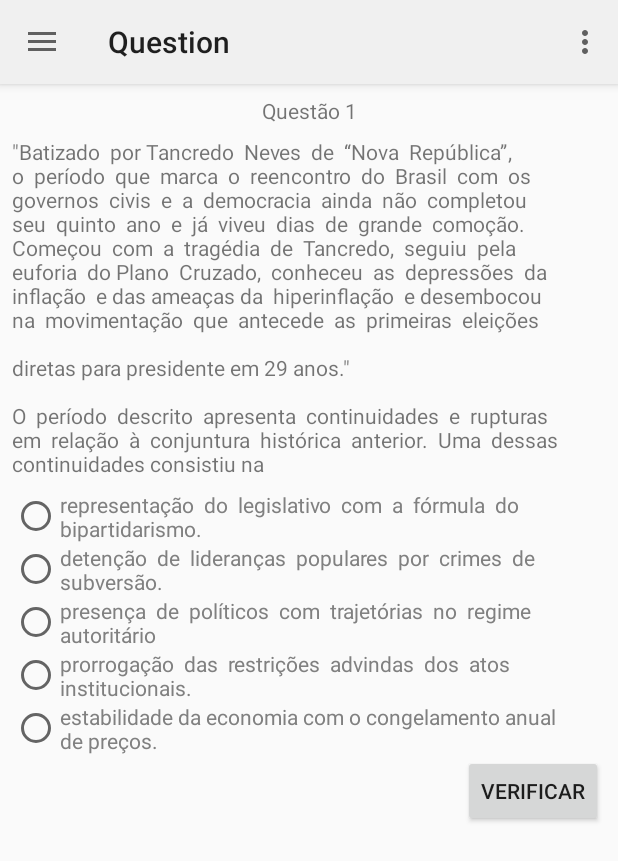
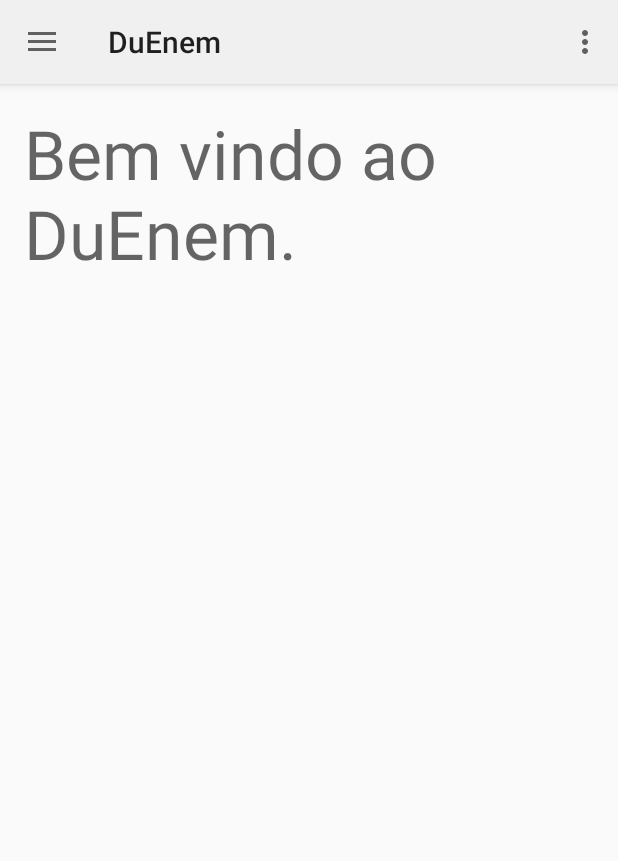
Before and after one commit to leandrovianna/DuEnem, an Android app: the screen it shows after launch once a user with an empty profile is signed in (QuestionActivity before the commit, HomeActivity after it), on a phone screen of 412 x 824 dp. Shown: the top 861 px of the screen. Run offline under Robolectric (Android 15) with nearby library versions, the phone set to English and light mode, and no system bars; our stand-ins replace Firebase (no records; nobody signed in at launch, a user with empty details on screens opened directly), Picasso.

```diff
--- a/app/src/main/java/com/alpha2/duenem/HomeActivity.java
+++ b/app/src/main/java/com/alpha2/duenem/HomeActivity.java
@@ -9,20 +9,15 @@ import android.widget.ArrayAdapter;
 import android.widget.ListView;
 import android.widget.Toast;
 
-import com.alpha2.duenem.model.Lesson;
-import com.alpha2.duenem.model.Material;
-import com.alpha2.duenem.model.Question;
+import com.alpha2.duenem.db.DBHelper;
 import com.alpha2.duenem.model.Topic;
-import com.alpha2.duenem.signin.SignInActivity;
 import com.alpha2.duenem.view_pager_cards.LessonActivity;
 import com.google.firebase.database.DataSnapshot;
 import com.google.firebase.database.DatabaseError;
-import com.google.firebase.database.DatabaseReference;
-import com.google.firebase.database.FirebaseDatabase;
+import com.google.firebase.database.Query;
 import com.google.firebase.database.ValueEventListener;
 
 import java.util.ArrayList;
-import java.util.List;
 
 public class HomeActivity extends BaseActivity {
 
@@ -30,16 +25,15 @@ public class HomeActivity extends BaseActivity {
     private ArrayAdapter<Topic> mAdapter;
 
     private ValueEventListener mTopicRefListener;
-    private DatabaseReference mTopicRef;
+    private Query mTopicRef;
 
     @Override
     protected void onCreate(Bundle savedInstanceState) {
         super.onCreate(savedInstanceState);
         setContentLayout(R.layout.content_home);
 
-        List<Topic> topics = new ArrayList<>();
         mAdapter = new ArrayAdapter<>(this,
-                android.R.layout.simple_list_item_1, topics);
+                android.R.layout.simple_list_item_1, new ArrayList<Topic>());
 
         ListView listView = (ListView) findViewById(R.id.listViewTopics);
         listView.setAdapter(mAdapter);
@@ -53,72 +47,20 @@ public class HomeActivity extends BaseActivity {
             }
         });
 
-        mTopicRef = FirebaseDatabase.getInstance().getReference()
-                .child("topic");
-
-        // ---- Test Activity ------
-
-        Intent intent = new Intent(HomeActivity.this, QuestionActivity.class);
-        Lesson lesson = new Lesson("Titulo", "Descricao");
-        List<String> alternatives = new ArrayList<>();
-
-        alternatives.add("representação  do  legislativo  com  a  fórmula  do \n" +
-                "bipartidarismo.");
-        alternatives.add("detenção  de  lideranças  populares  por  crimes  de \n" +
-                "subversão.");
-        alternatives.add("presença  de  políticos  com  trajetórias  no  regime \n" +
-                "autoritário");
-        alternatives.add("prorrogação  das  restrições  advindas  dos  atos \n" +
-                "institucionais.");
-        alternatives.add("estabilidade da economia com o congelamento anual \n" +
-                "de preços.");
-
-        lesson.addMaterial(new Question("Titulo", "\"Batizado  por Tancredo  Neves  de  “Nova  República”, \n" +
-                "o  período  que  marca  o  reencontro  do  Brasil  com  os \n" +
-                "governos  civis  e  a  democracia  ainda  não  completou \n" +
-                "seu  quinto  ano  e  já  viveu  dias  de  grande  comoção. \n" +
-                "Começou  com  a  tragédia  de  Tancredo,  seguiu  pela \n" +
-                "euforia  do Plano  Cruzado,  conheceu  as  depressões  da \n" +
-                "inflação  e das ameaças da  hiperinflação  e desembocou \n" +
-                "na  movimentação  que  antecede  as  primeiras  eleições \n" +
-                "\n" +
-                "diretas para presidente em 29 anos.\" \n\nO  período  descrito  apresenta  continuidades  e  rupturas \n" +
-                "em  relação  à  conjuntura  histórica  anterior.  Uma  dessas \n" +
-                "continuidades consistiu na", alternatives, 0));
-
-        alternatives.add("Frente pioneira.");
-        alternatives.add("Zona de transição");
-        alternatives.add("Região polarizada.");
-        alternatives.add("Área de conurbação.");
-        alternatives.add("Periferia metropolitana.");
-
-        lesson.addMaterial(new Question("Titulo", "\"O  Rio  de  Janeiro  tem  projeção  imediata  no  próprio \n" +
-                "estado e no Espírito Santo,  em parcela do sul do estado \n" +
-                "da  Bahia,  e  na  Zona  da  Mata,  em  Minas  Gerais,  onde \n" +
-                "tem  influência  dividida  com  Belo  Horizonte.  Compõem \n" +
-                "a  rede  urbana  do  Rio  de  Janeiro,  entre  outras  cidades: \n" +
-                "Vitória,  Juiz de  Fora,  Cachoeiro de  Itapemirim,  Campos \n" +
-                "dos Goytacazes, Volta  Redonda - Barra Mansa, Teixeira \n" +
-                "de Freitas, Angra dos Reis e Teresópolis.\"\n" +
-                "\n" +
-                "O  conceito  que  expressa  a  relação  entre  o  espaço \n" +
-                "apresentado e a cidade do Rio de Janeiro é:", alternatives, 0));
-        lesson.addMaterial(new Question("Titulo", "jfdkajfkljdf\ndjklsafjakjsfjaldfj\nldkajfjl k jl kjdsl jfdj\n\n", alternatives, 2));
-        lesson.addMaterial(new Question("Titulo", "jfdkajfkljdf\ndjklsafjakjsfjaldfj\nldkajfjl k jl kjdsl jfdj\n\n", alternatives, 3));
-        lesson.addMaterial(new Question("Titulo", "jfdkajfkljdf\ndjklsafjakjsfjaldfj\nldkajfjl k jl kjdsl jfdj\n\n", alternatives, 4));
-        intent.putExtra("LESSON", lesson);
-
-        startActivity(intent);
-    }
-
-    @Override
-    protected void onStart() {
-        super.onStart();
+        mTopicRef = DBHelper.getTopicsFromDiscipline("4");
 
         mTopicRefListener = new ValueEventListener() {
             @Override
             public void onDataChange(DataSnapshot dataSnapshot) {
-                setListData(dataSnapshot.getChildren());
+                mAdapter.clear();
+                for (DataSnapshot topicSnap : dataSnapshot.getChildren()) {
+                    Topic topic = topicSnap.getValue(Topic.class);
+
+                    if (topic != null) {
+                        topic.setUid(topicSnap.getKey());
+                        mAdapter.add(topic);
+                    }
+                }
             }
 
             @Override
@@ -131,7 +73,11 @@ public class HomeActivity extends BaseActivity {
             }
 
         };
+    }
 
+    @Override
+    protected void onStart() {
+        super.onStart();
         mTopicRef.addValueEventListener(mTopicRefListener);
     }
 
@@ -141,23 +87,6 @@ public class HomeActivity extends BaseActivity {
         mTopicRef.removeEventListener(mTopicRefListener);
     }
 
-    private void setListData(Iterable<DataSnapshot> children) {
-        mAdapter.clear();
-        for (DataSnapshot topicSnap : children) {
-            Topic topic = topicSnap.getValue(Topic.class);
-
-            if (topic != null) {
-                for (DataSnapshot lessonSnap : topicSnap.child("lessons").getChildren()) {
-                    Lesson lesson = lessonSnap.getValue(Lesson.class);
-
-
-                    topic.addLesson(lesson);
-                }
-                mAdapter.add(topic);
-            }
-        }
-    }
-
     @Override
     protected void onDestroy() {
         super.onDestroy();
--- a/app/src/main/java/com/alpha2/duenem/model/Question.java
+++ b/app/src/main/java/com/alpha2/duenem/model/Question.java
@@ -5,45 +5,41 @@ import java.util.ArrayList;
 import java.util.List;
 import java.util.Map;
 
-/**
- * Created by misael on 01/06/17.
- */
-
 public class Question extends Material {
     private static final int ALTERNATIVES_MAX = 6;
-    private List<String> alternativesList;
-    private Map<String, Boolean> alternatives;
+    private List<String> alternatives;
     private int number_of_alternatives;
     private int correct_alternative;
 
     public Question(){
         super();
         number_of_alternatives = 0;
+        alternatives = new ArrayList<>();
     }
 
-    public Question(String title, String text, List<String> alternativesList, int correct_alternative){
+    public Question(String title, String text, List<String> alternatives, int correct_alternative){
         super(title, text);
-        this.alternativesList = alternativesList;
-        number_of_alternatives = alternativesList.size();
+        this.alternatives = alternatives;
+        number_of_alternatives = alternatives.size();
         if(number_of_alternatives > ALTERNATIVES_MAX) number_of_alternatives = 6;
         this.correct_alternative = correct_alternative;
 
     }
 
     public void addAlternative(String alternative_content){
-        this.alternativesList.add(alternative_content);
+        this.alternatives.add(alternative_content);
     }
 
-    public Map<String, Boolean> getAlternatives() {
+    public List<String> getAlternatives() {
         return alternatives;
     }
 
-    public void setAlternatives(Map<String, Boolean> alternatives) {
+    public void setAlternatives(List<String> alternatives) {
         this.alternatives = alternatives;
     }
 
     public String getTextAlternative(int i){
-        return alternativesList.get(i);
+        return alternatives.get(i);
     }
 
     public int getCorrect_alternative() {
```
Also changed, not shown: app/src/main/java/com/alpha2/duenem/QuestionActivity.java (+35 -11 lines), app/src/main/java/com/alpha2/duenem/db/DBHelper.java (added, +26 -0 lines), app/src/main/java/com/alpha2/duenem/model/Discipline.java (added, +32 -0 lines), app/src/main/java/com/alpha2/duenem/model/Lesson.java (+11 -1 lines), app/src/main/java/com/alpha2/duenem/model/Material.java (+0 -13 lines), app/src/main/java/com/alpha2/duenem/model/Topic.java (+19 -5 lines), app/src/main/java/com/alpha2/duenem/view_pager_cards/LessonActivity.java (+30 -19 lines), 1 other file.
